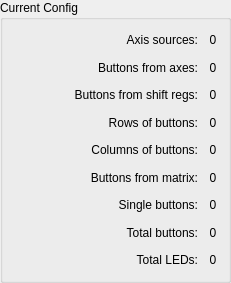
Qt form src/widgets/pins/currentconfig.ui (FreeJoy-Team/FreeJoyConfiguratorQt) before a commit.
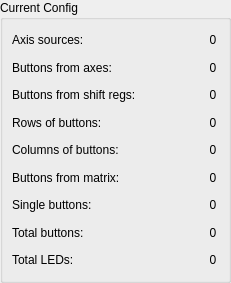
The same form after that commit.

What changed in the file:
```diff
--- a/src/widgets/pins/currentconfig.ui
+++ b/src/widgets/pins/currentconfig.ui
@@ -66,7 +66,7 @@
          <string>Rows of buttons:</string>
         </property>
         <property name="alignment">
-         <set>Qt::AlignRight|Qt::AlignTrailing|Qt::AlignVCenter</set>
+         <set>Qt::AlignLeading|Qt::AlignLeft|Qt::AlignVCenter</set>
         </property>
        </widget>
       </item>
@@ -76,7 +76,7 @@
          <string>Columns of buttons:</string>
         </property>
         <property name="alignment">
-         <set>Qt::AlignRight|Qt::AlignTrailing|Qt::AlignVCenter</set>
+         <set>Qt::AlignLeading|Qt::AlignLeft|Qt::AlignVCenter</set>
         </property>
        </widget>
       </item>
@@ -86,7 +86,7 @@
          <string>Axis sources:</string>
         </property>
         <property name="alignment">
-         <set>Qt::AlignRight|Qt::AlignTrailing|Qt::AlignVCenter</set>
+         <set>Qt::AlignLeading|Qt::AlignLeft|Qt::AlignVCenter</set>
         </property>
        </widget>
       </item>
@@ -96,7 +96,7 @@
          <string>Single buttons:</string>
         </property>
         <property name="alignment">
-         <set>Qt::AlignRight|Qt::AlignTrailing|Qt::AlignVCenter</set>
+         <set>Qt::AlignLeading|Qt::AlignLeft|Qt::AlignVCenter</set>
         </property>
        </widget>
       </item>
@@ -106,7 +106,7 @@
          <string>Total LEDs:</string>
         </property>
         <property name="alignment">
-         <set>Qt::AlignRight|Qt::AlignTrailing|Qt::AlignVCenter</set>
+         <set>Qt::AlignLeading|Qt::AlignLeft|Qt::AlignVCenter</set>
         </property>
        </widget>
       </item>
@@ -116,7 +116,7 @@
          <string>Buttons from matrix:</string>
         </property>
         <property name="alignment">
-         <set>Qt::AlignRight|Qt::AlignTrailing|Qt::AlignVCenter</set>
+         <set>Qt::AlignLeading|Qt::AlignLeft|Qt::AlignVCenter</set>
         </property>
        </widget>
       </item>
@@ -126,7 +126,7 @@
          <string>Total buttons:</string>
         </property>
         <property name="alignment">
-         <set>Qt::AlignRight|Qt::AlignTrailing|Qt::AlignVCenter</set>
+         <set>Qt::AlignLeading|Qt::AlignLeft|Qt::AlignVCenter</set>
         </property>
        </widget>
       </item>
@@ -224,7 +224,7 @@
          <string>Buttons from axes:</string>
         </property>
         <property name="alignment">
-         <set>Qt::AlignRight|Qt::AlignTrailing|Qt::AlignVCenter</set>
+         <set>Qt::AlignLeading|Qt::AlignLeft|Qt::AlignVCenter</set>
         </property>
        </widget>
       </item>
@@ -294,7 +294,7 @@
          <string>Buttons from shift regs:</string>
         </property>
         <property name="alignment">
-         <set>Qt::AlignRight|Qt::AlignTrailing|Qt::AlignVCenter</set>
+         <set>Qt::AlignLeading|Qt::AlignLeft|Qt::AlignVCenter</set>
         </property>
        </widget>
       </item>
```
